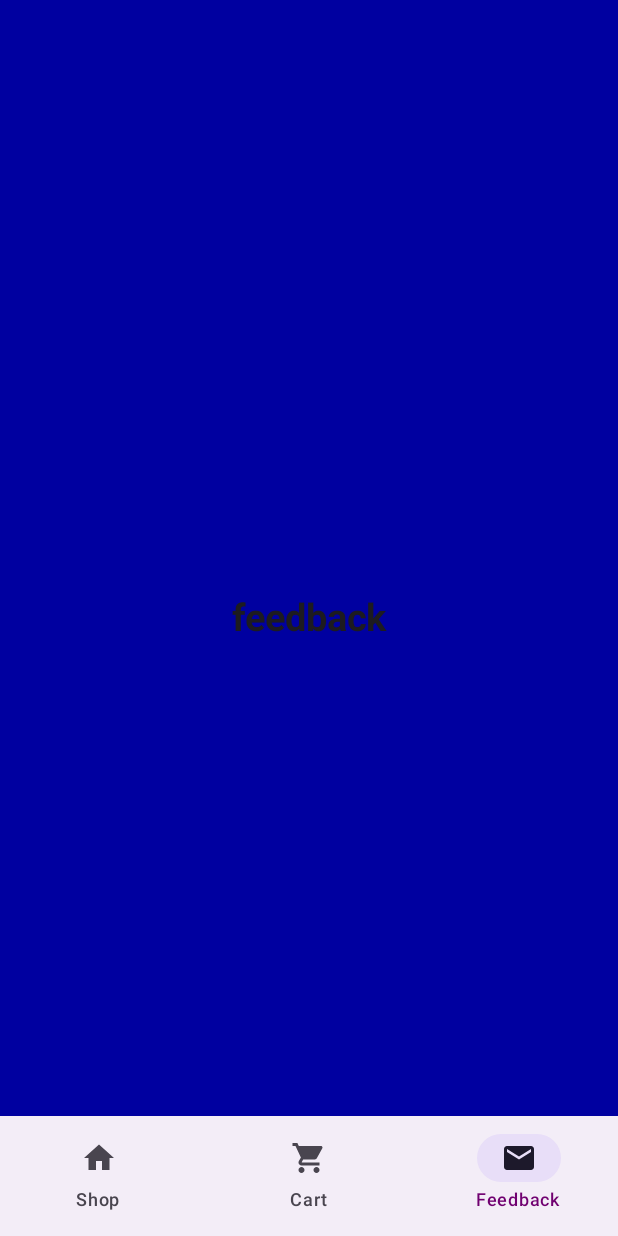
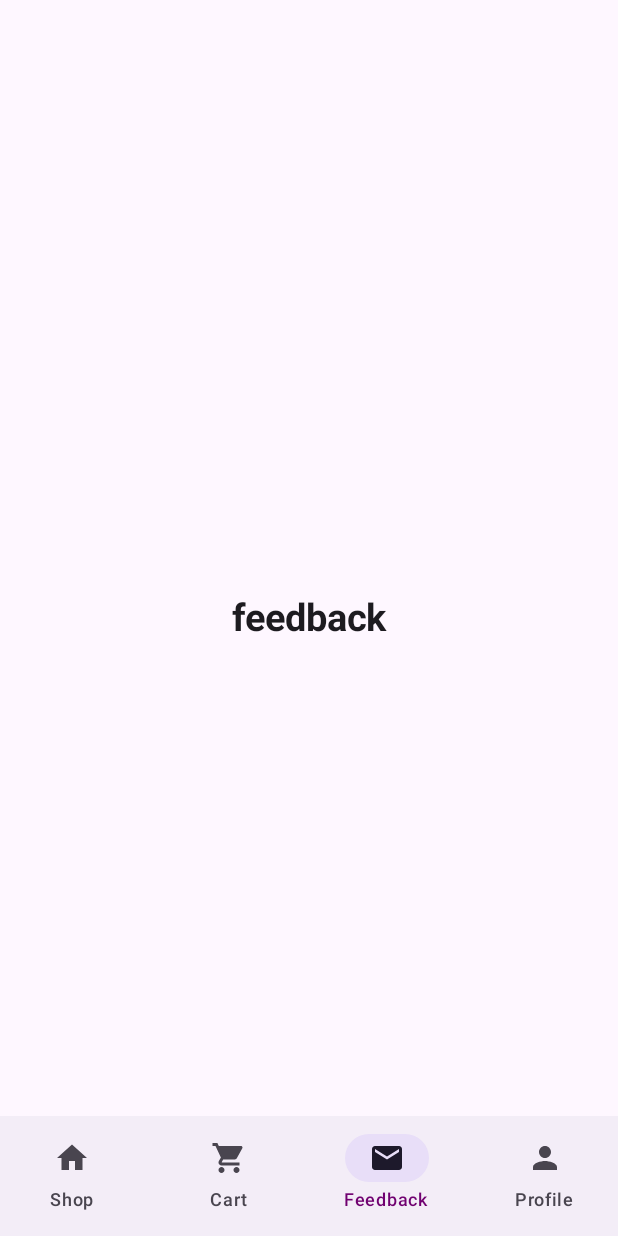
Before and after one commit to Pierceid/Pizza_Pro_mobile_app_2, an Android app built with Jetpack Compose: the HomeScreen screen opened through its navigation route, item 3 of the bottom bar chosen, on a phone screen of 412 x 824 dp. Run offline under Robolectric (Android 15) with nearby library versions, the phone set to English and light mode, and no system bars.

Commit message:
updated bottom navigation and removed unnecessary files

```diff
--- a/app/src/main/java/com/example/pizza_pro_2/navigation/BottomBarScreen.kt
+++ b/app/src/main/java/com/example/pizza_pro_2/navigation/BottomBarScreen.kt
@@ -3,6 +3,7 @@ package com.example.pizza_pro_2.navigation
 import androidx.compose.material.icons.Icons
 import androidx.compose.material.icons.filled.Email
 import androidx.compose.material.icons.filled.Home
+import androidx.compose.material.icons.filled.Person
 import androidx.compose.material.icons.filled.ShoppingCart
 import androidx.compose.ui.graphics.vector.ImageVector
 
@@ -26,4 +27,10 @@ sealed class BottomBarScreen(
         title = "Feedback",
         icon = Icons.Default.Email
     )
+
+    data object Profile: BottomBarScreen(
+        route = Screen.Profile.route,
+        title = "Profile",
+        icon = Icons.Default.Person
+    )
 }
--- a/app/src/main/java/com/example/pizza_pro_2/navigation/BottomNavGraph.kt
+++ b/app/src/main/java/com/example/pizza_pro_2/navigation/BottomNavGraph.kt
@@ -1,32 +1,32 @@
 package com.example.pizza_pro_2.navigation
 
-import androidx.compose.foundation.background
 import androidx.compose.runtime.Composable
-import androidx.compose.ui.Modifier
 import androidx.navigation.NavHostController
 import androidx.navigation.compose.NavHost
 import androidx.navigation.compose.composable
 import com.example.pizza_pro_2.screen.CartScreen
 import com.example.pizza_pro_2.screen.FeedbackScreen
+import com.example.pizza_pro_2.screen.ProfileScreen
 import com.example.pizza_pro_2.screen.ShopScreen
-import com.example.pizza_pro_2.ui.theme.Blue
 
 @Composable
 fun BottomNavGraph(navController: NavHostController) {
     NavHost(
-        modifier = Modifier.background(Blue),
         navController = navController,
         startDestination = Screen.Shop.route,
         route = HOME_GRAPH_ROUTE
     ) {
         composable(route = Screen.Shop.route) {
-            ShopScreen()
+            ShopScreen(navController = navController)
         }
         composable(route = Screen.Cart.route) {
-            CartScreen()
+            CartScreen(navController = navController)
         }
         composable(route = Screen.Feedback.route) {
-            FeedbackScreen()
+            FeedbackScreen(navController = navController)
+        }
+        composable(route = Screen.Profile.route) {
+            ProfileScreen(navController = navController)
         }
     }
 }
--- a/app/src/main/java/com/example/pizza_pro_2/navigation/HomeScreen.kt
+++ b/app/src/main/java/com/example/pizza_pro_2/navigation/HomeScreen.kt
@@ -31,7 +31,8 @@ fun BottomBar(navController: NavHostController) {
     val screens = listOf(
         BottomBarScreen.Shop,
         BottomBarScreen.Cart,
-        BottomBarScreen.Feedback
+        BottomBarScreen.Feedback,
+        BottomBarScreen.Profile
     )
     val navBackStackEntry by navController.currentBackStackEntryAsState()
     val currentDestination = navBackStackEntry?.destination
--- a/app/src/main/java/com/example/pizza_pro_2/screen/CartScreen.kt
+++ b/app/src/main/java/com/example/pizza_pro_2/screen/CartScreen.kt
@@ -8,9 +8,10 @@ import androidx.compose.material3.Text
 import androidx.compose.runtime.Composable
 import androidx.compose.ui.Alignment
 import androidx.compose.ui.Modifier
+import androidx.navigation.NavController
 
 @Composable
-fun CartScreen() {
+fun CartScreen(navController : NavController) {
     Column(
         modifier = Modifier.fillMaxSize(),
         verticalArrangement = Arrangement.Center,
--- a/app/src/main/java/com/example/pizza_pro_2/screen/FeedbackScreen.kt
+++ b/app/src/main/java/com/example/pizza_pro_2/screen/FeedbackScreen.kt
@@ -8,9 +8,10 @@ import androidx.compose.material3.Text
 import androidx.compose.runtime.Composable
 import androidx.compose.ui.Alignment
 import androidx.compose.ui.Modifier
+import androidx.navigation.NavController
 
 @Composable
-fun FeedbackScreen() {
+fun FeedbackScreen(navController : NavController) {
     Column(
         modifier = Modifier.fillMaxSize(),
         verticalArrangement = Arrangement.Center,
--- a/app/src/main/java/com/example/pizza_pro_2/screen/ProfileScreen.kt
+++ b/app/src/main/java/com/example/pizza_pro_2/screen/ProfileScreen.kt
@@ -1,6 +1,5 @@
 package com.example.pizza_pro_2.screen
 
-import androidx.compose.foundation.clickable
 import androidx.compose.foundation.layout.Arrangement
 import androidx.compose.foundation.layout.Column
 import androidx.compose.foundation.layout.fillMaxSize
@@ -21,7 +20,7 @@ fun ProfileScreen(navController: NavController) {
         Text(
             text = "profile",
             style = MaterialTheme.typography.titleLarge,
-            modifier = Modifier.clickable(onClick = {})
+
         )
     }
 }
--- a/app/src/main/java/com/example/pizza_pro_2/screen/ShopScreen.kt
+++ b/app/src/main/java/com/example/pizza_pro_2/screen/ShopScreen.kt
@@ -8,9 +8,10 @@ import androidx.compose.material3.Text
 import androidx.compose.runtime.Composable
 import androidx.compose.ui.Alignment
 import androidx.compose.ui.Modifier
+import androidx.navigation.NavController
 
 @Composable
-fun ShopScreen() {
+fun ShopScreen(navController : NavController) {
     Column(
         modifier = Modifier.fillMaxSize(),
         verticalArrangement = Arrangement.Center,
```
Also changed, not shown: app/src/main/java/com/example/pizza_pro_2/navigation/Screen.kt (+1 -8 lines), app/src/main/res/drawable/baseline_cart_24.xml (deleted, +0 -10 lines), app/src/main/res/drawable/baseline_feedback_24.xml (deleted, +0 -11 lines), app/src/main/res/drawable/baseline_history_24.xml (deleted, +0 -10 lines), app/src/main/res/drawable/baseline_info_24.xml (deleted, +0 -10 lines), app/src/main/res/drawable/baseline_lock_reset_24.xml (deleted, +0 -10 lines), app/src/main/res/drawable/baseline_logout_24.xml (deleted, +0 -10 lines), app/src/main/res/drawable/baseline_person_24.xml (deleted, +0 -10 lines), app/src/main/res/drawable/baseline_shop_24.xml (deleted, +0 -10 lines).
